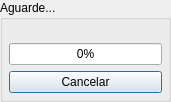
fallomermo/SeverinoToolKit, file caixamensagemprogresso.ui: the form before one commit.
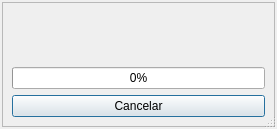
The form after the commit. Icons and pictures are not drawn.

```diff
--- a/caixamensagemprogresso.ui
+++ b/caixamensagemprogresso.ui
@@ -6,53 +6,62 @@
    <rect>
     <x>0</x>
     <y>0</y>
-    <width>171</width>
-    <height>102</height>
+    <width>277</width>
+    <height>129</height>
    </rect>
   </property>
+  <property name="minimumSize">
+   <size>
+    <width>277</width>
+    <height>129</height>
+   </size>
+  </property>
+  <property name="maximumSize">
+   <size>
+    <width>277</width>
+    <height>129</height>
+   </size>
+  </property>
+  <property name="contextMenuPolicy">
+   <enum>Qt::NoContextMenu</enum>
+  </property>
   <property name="windowTitle">
    <string>Processando...</string>
   </property>
   <property name="toolTip">
    <string>&lt;html&gt;&lt;head/&gt;&lt;body&gt;&lt;p&gt;Trabalhando em sua &lt;span style=&quot; font-weight:600; font-style:italic;&quot;&gt;requisição&lt;/span&gt;...&lt;/p&gt;&lt;/body&gt;&lt;/html&gt;</string>
   </property>
-  <property name="styleSheet">
-   <string notr="true"/>
+  <property name="sizeGripEnabled">
+   <bool>true</bool>
   </property>
-  <layout class="QGridLayout" name="gridLayout">
+  <layout class="QVBoxLayout" name="verticalLayout_2">
    <property name="leftMargin">
-    <number>0</number>
+    <number>2</number>
    </property>
    <property name="topMargin">
-    <number>0</number>
+    <number>2</number>
    </property>
    <property name="rightMargin">
-    <number>0</number>
+    <number>2</number>
    </property>
    <property name="bottomMargin">
-    <number>0</number>
+    <number>2</number>
    </property>
-   <property name="spacing">
-    <number>0</number>
-   </property>
-   <item row="0" column="0">
-    <widget class="QGroupBox" name="groupBox">
-     <property name="title">
-      <string>Aguarde...</string>
+   <item>
+    <widget class="QFrame" name="frame">
+     <property name="minimumSize">
+      <size>
+       <width>100</width>
+       <height>100</height>
+      </size>
+     </property>
+     <property name="frameShape">
+      <enum>QFrame::StyledPanel</enum>
+     </property>
+     <property name="frameShadow">
+      <enum>QFrame::Raised</enum>
      </property>
      <layout class="QVBoxLayout" name="verticalLayout">
-      <property name="leftMargin">
-       <number>6</number>
-      </property>
-      <property name="topMargin">
-       <number>0</number>
-      </property>
-      <property name="rightMargin">
-       <number>6</number>
-      </property>
-      <property name="bottomMargin">
-       <number>6</number>
-      </property>
       <item>
        <widget class="QLabel" name="labelImageFrame">
         <property name="text">
@@ -64,6 +73,9 @@
         <property name="alignment">
          <set>Qt::AlignCenter</set>
         </property>
+        <property name="wordWrap">
+         <bool>true</bool>
+        </property>
        </widget>
       </item>
       <item>
```
Left out of the diff: 8 changed lines with no effect on the pictures.
